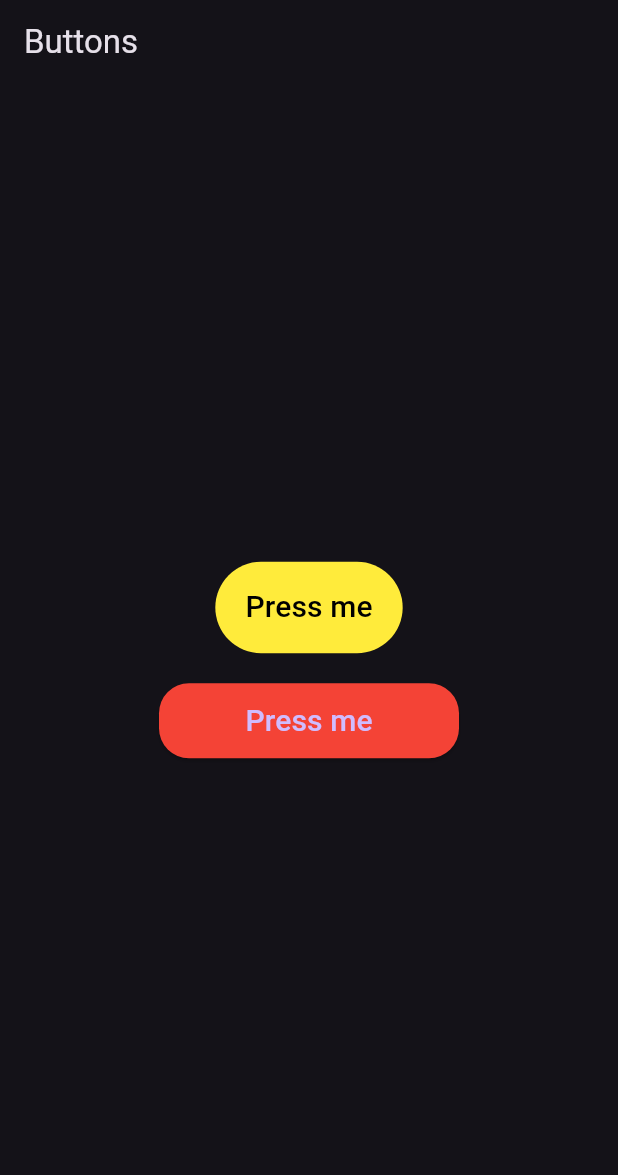
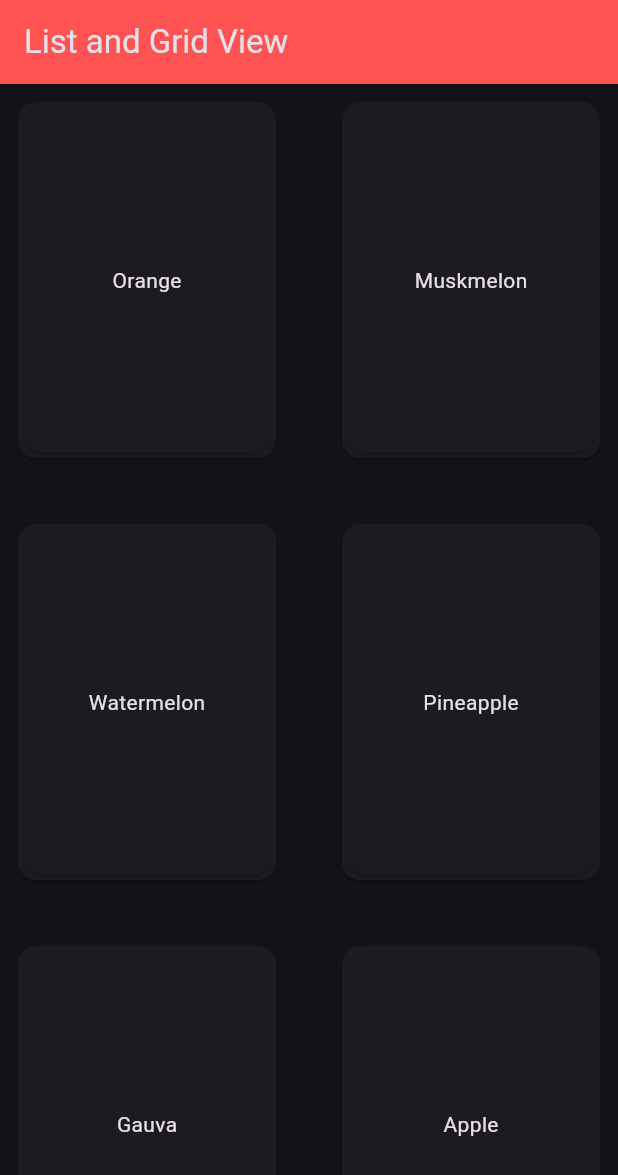
Before and after one commit to Saksham0205/flutter_30_days, a Flutter app: the screen it shows after launch, on a phone screen of 412 x 824 dp. Shown: the top 1175 px of the screen. Run offline on Flutter 3.47's test engine with Material 3 defaults, Android fonts, the phone set to English and light mode, and no system bars.

Commit message:
list and grid view

```diff
--- a/lib/main.dart
+++ b/lib/main.dart
@@ -1,5 +1,6 @@
 import 'package:flutter/material.dart';
 import 'package:flutter_30_days/widgets/buttons.dart';
+import 'package:flutter_30_days/widgets/list_grid.dart';
 
 void main() {
   runApp(const MyApp());
@@ -16,7 +17,7 @@ class MyApp extends StatelessWidget {
         primaryColor: Colors.green,
         brightness: Brightness.dark,
       ),
-      home: ButtonWidget(),
+      home: ListandGrid(),
     );
   }
 }
--- /dev/null
+++ b/lib/widgets/list_grid.dart
@@ -0,0 +1,66 @@
+import 'package:flutter/material.dart';
+
+class ListandGrid extends StatelessWidget {
+  const ListandGrid({super.key});
+
+  @override
+  Widget build(BuildContext context) {
+    List<String> fruits = [
+      "Orange",
+      "Muskmelon",
+      "Watermelon",
+      "Pineapple",
+      "Gauva",
+      "Apple",
+      "Grapes",
+      "Banana"
+    ];
+    List<String> price = [
+      "Rs 50/kg",
+      "Rs 40/kg",
+      "Rs 20/kg",
+      "Rs 70/kg",
+      "Rs 40/kg",
+      "Rs 100/kg",
+      "Rs 150/kg",
+      "Rs 60/kg"
+    ];
+    return Scaffold(
+      appBar: AppBar(
+        title: Text("List and Grid View"),
+        backgroundColor: Colors.redAccent,
+      ),
+      body: Container(
+        // child: ListView.builder(
+        //   itemCount: fruits.length,
+        //   itemBuilder: (BuildContext context, int index) {
+        //     return Card(
+        //       child: ListTile(
+        //         leading: Icon(Icons.add_shopping_cart),
+        //         title: Text(fruits[index]),
+        //         subtitle: Text(price[index]),
+        //       ),
+        //     );
+        //   },
+        // ),
+        child: GridView.builder(
+          gridDelegate: SliverGridDelegateWithFixedCrossAxisCount(crossAxisCount: 2,childAspectRatio: 3/4,crossAxisSpacing: 20,mainAxisSpacing: 20),
+          itemCount: fruits.length,
+          itemBuilder: (BuildContext context, int index) {
+            return Padding(
+              padding: const EdgeInsets.all(8.0),
+              child: Card(
+                child: Card(
+                  child: Center(
+                    child: Text(fruits[index]),
+                  ),
+                ),
+              ),
+            );
+
+          },
+        ),
+      ),
+    );
+  }
+}
```
